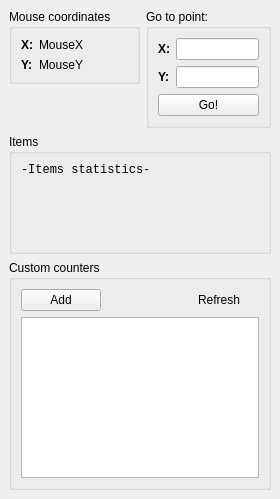
First picture: the form in Editor/main_window/dock/debugger.ui, repository WohlSoft/Moondust-Project, before the edit.
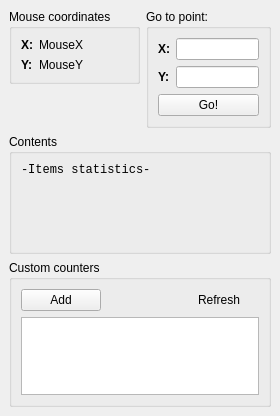
Second picture: the form after the edit. Icons and pictures are not drawn.

Patch:
```diff
--- a/Editor/main_window/dock/debugger.ui
+++ b/Editor/main_window/dock/debugger.ui
@@ -7,7 +7,7 @@
     <x>0</x>
     <y>0</y>
     <width>280</width>
-    <height>499</height>
+    <height>416</height>
    </rect>
   </property>
   <property name="minimumSize">
@@ -166,7 +166,7 @@
        </size>
       </property>
       <property name="title">
-       <string>Items</string>
+       <string>Contents</string>
       </property>
       <layout class="QGridLayout" name="gridLayout_30">
        <item row="0" column="0">
```
